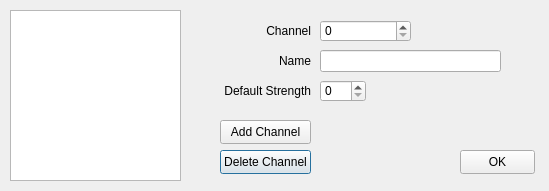
This is configuredmx.ui in davidweisgerber/mediacenter as Qt 5 draws it before an edit. The edited form follows.
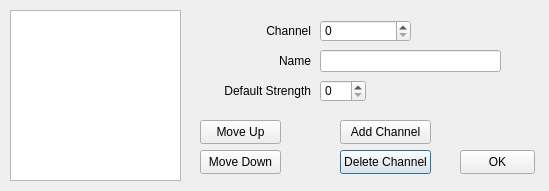
This is the edited form.

Commit message: + You can now move up and down channels

What changed in the file:
```diff
--- a/configuredmx.ui
+++ b/configuredmx.ui
@@ -99,7 +99,7 @@
   <widget class="QPushButton" name="deleteButton" >
    <property name="geometry" >
     <rect>
-     <x>220</x>
+     <x>340</x>
      <y>150</y>
      <width>91</width>
      <height>24</height>
@@ -109,19 +109,6 @@
     <string>Delete Channel</string>
    </property>
   </widget>
-  <widget class="QPushButton" name="addButton" >
-   <property name="geometry" >
-    <rect>
-     <x>220</x>
-     <y>120</y>
-     <width>91</width>
-     <height>24</height>
-    </rect>
-   </property>
-   <property name="text" >
-    <string>Add Channel</string>
-   </property>
-  </widget>
   <widget class="QPushButton" name="okButton" >
    <property name="geometry" >
     <rect>
@@ -145,6 +132,45 @@
     </rect>
    </property>
   </widget>
+  <widget class="QPushButton" name="addButton" >
+   <property name="geometry" >
+    <rect>
+     <x>340</x>
+     <y>120</y>
+     <width>91</width>
+     <height>24</height>
+    </rect>
+   </property>
+   <property name="text" >
+    <string>Add Channel</string>
+   </property>
+  </widget>
+  <widget class="QPushButton" name="upButton" >
+   <property name="geometry" >
+    <rect>
+     <x>200</x>
+     <y>120</y>
+     <width>81</width>
+     <height>24</height>
+    </rect>
+   </property>
+   <property name="text" >
+    <string>Move Up</string>
+   </property>
+  </widget>
+  <widget class="QPushButton" name="downButton" >
+   <property name="geometry" >
+    <rect>
+     <x>200</x>
+     <y>150</y>
+     <width>81</width>
+     <height>24</height>
+    </rect>
+   </property>
+   <property name="text" >
+    <string>Move Down</string>
+   </property>
+  </widget>
  </widget>
  <layoutdefault spacing="6" margin="11" />
  <resources/>
```
The commit also changes 2 other files.
